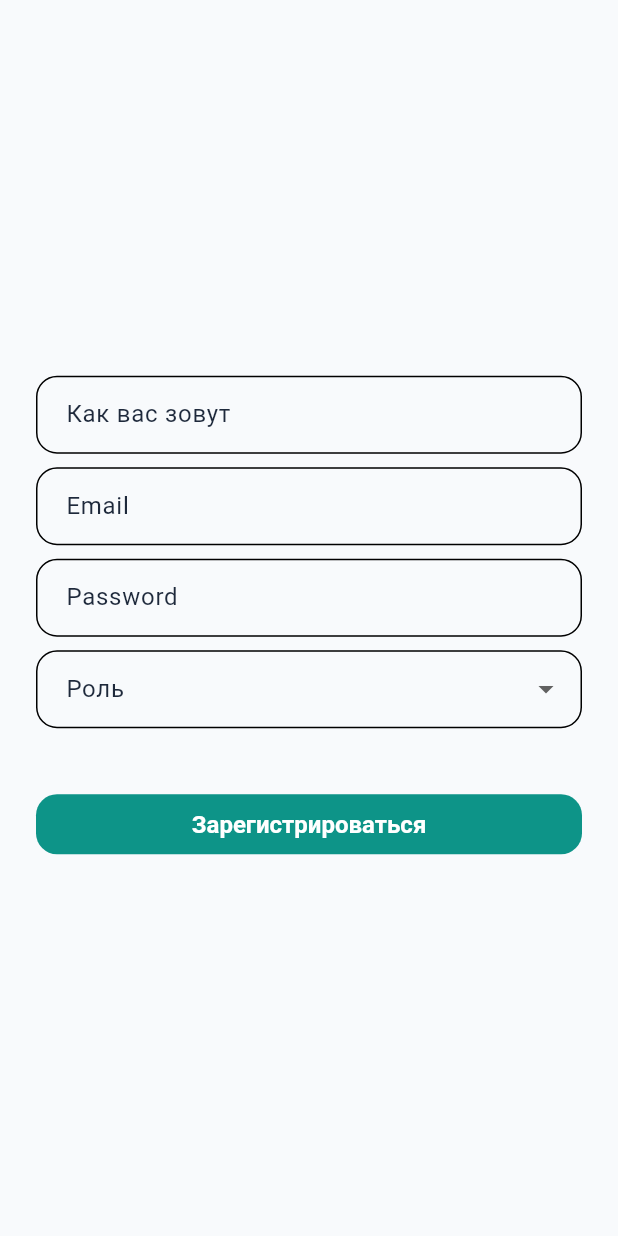
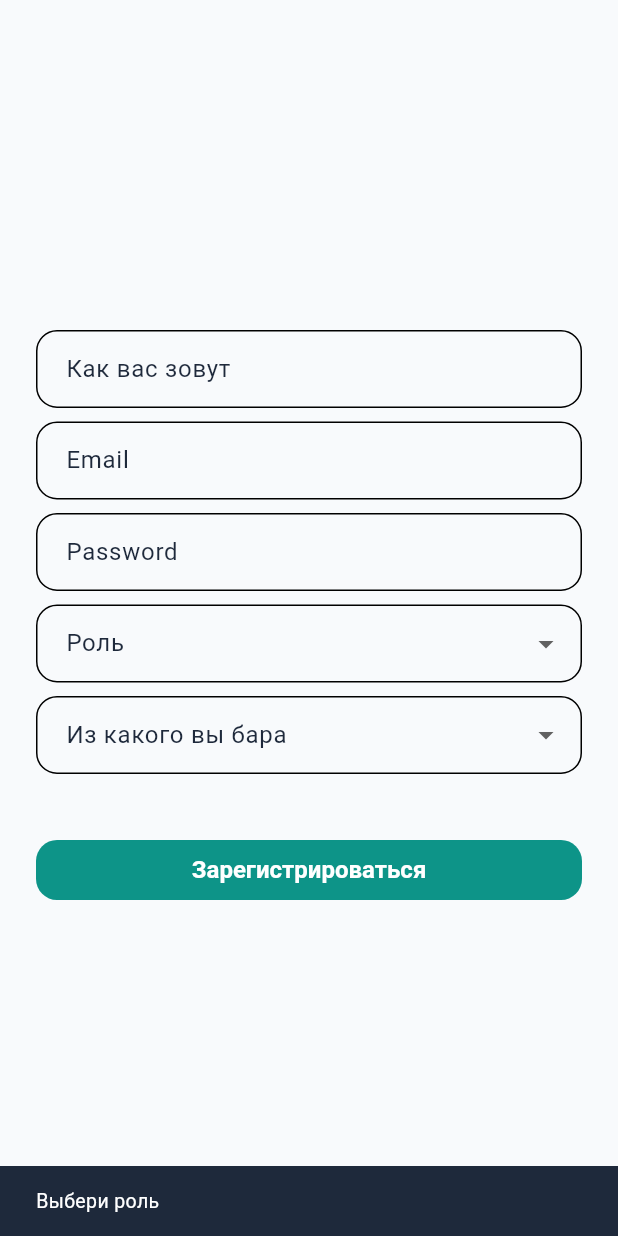
Before and after one commit to coldw1ind/kb_appV2, a Flutter app: the RegisterScreen screen opened directly, after a tap on "Зарегистрироваться", on a phone screen of 412 x 824 dp. Run offline on Flutter 3.47's test engine with Material 3 defaults, Android fonts, the phone set to English and light mode, and no system bars; our stand-ins replace table_calendar; network calls fail.

Commit message:
добавил бары в регу

```diff
--- a/flutter_application_1/lib/screens/reglog_panel/register_sreen.dart
+++ b/flutter_application_1/lib/screens/reglog_panel/register_sreen.dart
@@ -18,11 +18,52 @@ class _RegisterScreenState extends State<RegisterScreen> {
   final TextEditingController _usernameController = TextEditingController();
 
   String? _selectedRole;
+  String? _selectedBar;
   final List<String> _roles = [
     'Официант',
     'Бармен',
     'Менеджер',
   ];
+  List<String> _bars = const [
+    'Дачный пр., 17к2',
+    'Клочков пер., 6',
+    'Коломяжский пр., 15к2',
+    'пл. Стачек, 7',
+    'ул. Марата, 7',
+    'Владимирский пр., 17',
+    'ул. Садовая, 35',
+    'ул. Садовая, 41',
+    'пр. Просвещения, 25',
+    'Средний пр. В.О., 28',
+    'пр. Чернышевского, 11',
+    'ул. Бухарестская, 74',
+    '2-я Красноармейская, 9/3',
+    'Невский пр., 8',
+    'пр. Науки, 23к2',
+    'Гаккелевская ул., 34',
+  ];
+
+  static const _baseUrl = 'http://127.0.0.1:8000';
+
+  @override
+  void initState() {
+    super.initState();
+    _loadBars();
+  }
+
+  Future<void> _loadBars() async {
+    try {
+      final response = await http.get(Uri.parse('$_baseUrl/bars'));
+      if (response.statusCode != 200) return;
+      final decoded = jsonDecode(response.body);
+      if (decoded is! List || decoded.isEmpty) return;
+      setState(() {
+        _bars = List<String>.from(decoded);
+      });
+    } catch (_) {
+      // оставляем локальный список баров
+    }
+  }
 
   void _goToLoginScreen() {
     Navigator.pushReplacement(
@@ -34,13 +75,15 @@ class _RegisterScreenState extends State<RegisterScreen> {
   }
 
 //Работа с БД НАЧАЛО
-Future<bool> registerUser() async {
-  const baseUrl = "http://127.0.0.1:8000"; // Android emulator: http://10.0.2.2:8000
-  final url = Uri.parse("$baseUrl/register");
+Future<String?> registerUser() async {
+  final url = Uri.parse("$_baseUrl/register");
 
   if (_selectedRole == null) {
-    print("Роль не выбрана");
-    return false;
+    return "Выбери роль";
+  }
+
+  if (_selectedBar == null) {
+    return "Выбери бар";
   }
 
   try {
@@ -52,16 +95,14 @@ Future<bool> registerUser() async {
         "email": _emailController.text.trim(),
         "password": _passwordController.text,
         "employee_role": _selectedRole,
+        "bar": _selectedBar,
       }),
     );
 
-    print("STATUS: ${response.statusCode}");
-    print("BODY: ${response.body}");
-
-    return response.statusCode == 200;
+    if (response.statusCode == 200) return null;
+    return "Ошибка ${response.statusCode}: ${response.body}";
   } catch (e) {
-    print("REQUEST ERROR: $e");
-    return false;
+    return "Нет связи с API: $e";
   }
 }
 //работы с БД КОНЕЦ
@@ -69,30 +110,27 @@ Future<bool> registerUser() async {
   @override
   Widget build(BuildContext context) {
     return Scaffold(
-      body: Padding(
+      body: SafeArea(
+        child: Center(
+          child: SingleChildScrollView(
             padding: const EdgeInsets.all(24),
             child: Column(
               mainAxisAlignment: MainAxisAlignment.center,
               children: [
-
                 TextField(
                   controller: _usernameController,
                   decoration: const InputDecoration(
-                labelText: 'Как вас зовут'
+                    labelText: 'Как вас зовут',
                   ),
                 ),
-
                 const SizedBox(height: 9),
-
                 TextField(
                   controller: _emailController,
                   decoration: const InputDecoration(
                     labelText: 'Email',
                   ),
                 ),
-
                 const SizedBox(height: 9),
-
                 TextField(
                   controller: _passwordController,
                   obscureText: true,
@@ -100,11 +138,10 @@ Future<bool> registerUser() async {
                     labelText: 'Password',
                   ),
                 ),
-
                 const SizedBox(height: 9),
-
                 DropdownButtonFormField<String>(
                   initialValue: _selectedRole,
+                  isExpanded: true,
                   decoration: const InputDecoration(
                     labelText: 'Роль',
                   ),
@@ -120,15 +157,39 @@ Future<bool> registerUser() async {
                     });
                   },
                 ),
-
+                const SizedBox(height: 9),
+                DropdownButtonFormField<String>(
+                  initialValue: _selectedBar,
+                  isExpanded: true,
+                  menuMaxHeight: 320,
+                  decoration: const InputDecoration(
+                    labelText: 'Из какого вы бара',
+                  ),
+                  items: _bars.map((bar) {
+                    return DropdownMenuItem(
+                      value: bar,
+                      child: Text(bar, overflow: TextOverflow.ellipsis),
+                    );
+                  }).toList(),
+                  onChanged: (value) {
+                    setState(() {
+                      _selectedBar = value;
+                    });
+                  },
+                ),
                 const SizedBox(height: 40),
-
                 SizedBox(
                   width: double.infinity,
                   child: ElevatedButton(
-                onPressed: () async{
-                  final ok = await registerUser();
-                  if (!ok) return;
+                    onPressed: () async {
+                      final error = await registerUser();
+                      if (!context.mounted) return;
+                      if (error != null) {
+                        ScaffoldMessenger.of(context).showSnackBar(
+                          SnackBar(content: Text(error)),
+                        );
+                        return;
+                      }
                       _goToLoginScreen();
                     },
                     child: const Text('Зарегистрироваться'),
@@ -137,6 +198,8 @@ Future<bool> registerUser() async {
               ],
             ),
           ),
+        ),
+      ),
     );
   }
 }
```
Also changed, not shown: 1 other file. Lines whose indentation alone changed are shown as unchanged.
